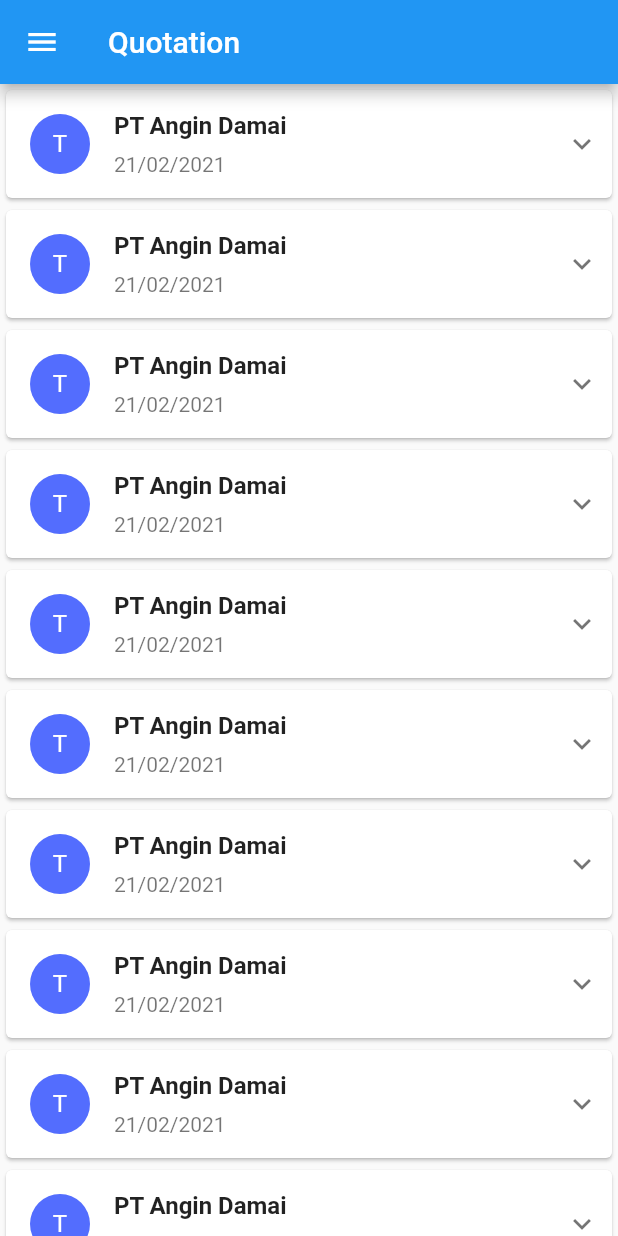
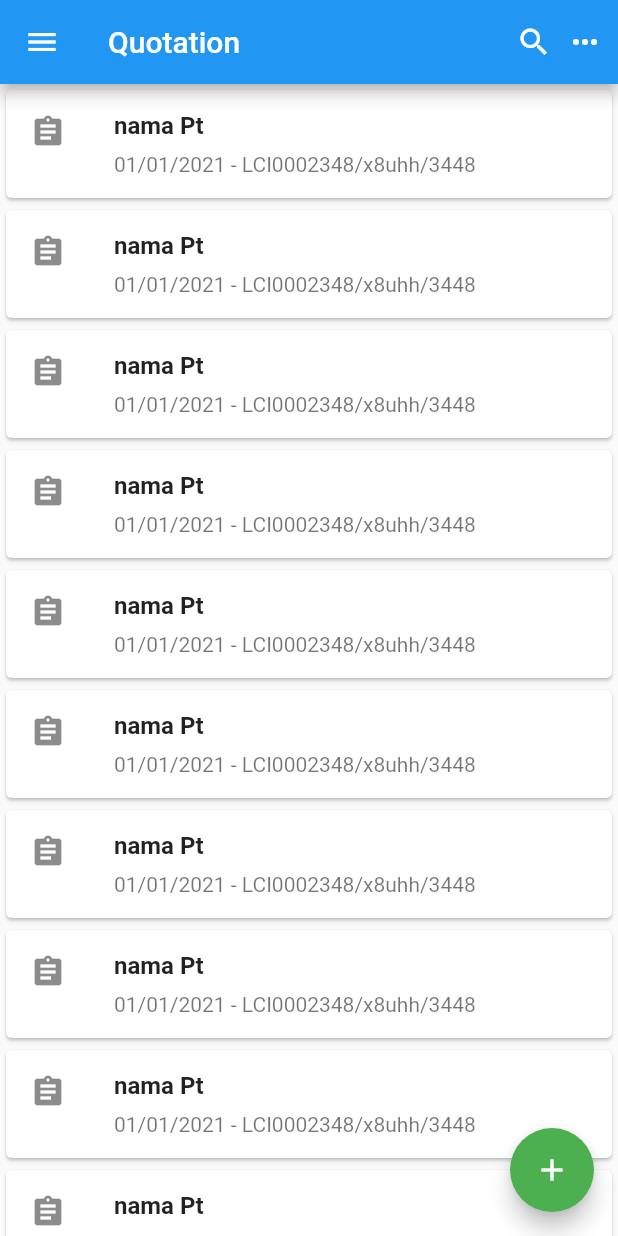
Before and after one commit to Saepulawr/ebilling-sofco-graha, a Flutter app: the Quotation screen opened directly, on a phone screen of 412 x 824 dp. Run offline on Flutter 3.47's test engine with Material 2 defaults, Android fonts, the phone set to English and light mode, and no system bars; drawn by our look-alikes of expandable, flutter_slidable; our stand-ins replace after_layout, dio, flutter_login, flutter_spinkit, flutter_zoom_drawer, liquid_pull_to_refresh and 1 more; missing offline and left inert: select_dialog; accounts and stored records are empty; network calls fail.

```diff
--- a/lib/module/drawer-menu/DrawerMenu.dart
+++ b/lib/module/drawer-menu/DrawerMenu.dart
@@ -16,7 +16,7 @@ class _DrawerMenuState extends State<DrawerMenu> {
   Widget build(BuildContext context) {
     int selectedIndexMenu =
         Provider.of<ProviderPublic>(context).selectedMenuIndex;
-    print(selectedIndexMenu);
+
     return Scaffold(
         body: Container(
       width: MediaQuery.of(context).size.width,
--- a/lib/module/quotation/widget/CardQuotationList.dart
+++ b/lib/module/quotation/widget/CardQuotationList.dart
@@ -16,51 +16,15 @@ class _CardQuotationListState extends State<CardQuotationList> {
       child: Slidable(
         actionPane: SlidableDrawerActionPane(),
         actionExtentRatio: 0.25,
-        child: ExpandablePanel(
-          theme: ExpandableThemeData(
-              headerAlignment: ExpandablePanelHeaderAlignment.center),
-          expanded: Container(
-            padding: EdgeInsets.only(left: 70),
-            child: Column(
-              crossAxisAlignment: CrossAxisAlignment.end,
-              children: [
-                itemIcon(
-                  icon: Icon(
-                    Icons.person,
-                    color: Colors.grey,
-                  ),
-                  label: "Pak Joko Surahman",
-                ),
-                itemIcon(
-                  icon: Icon(
-                    Icons.email,
-                    color: Colors.grey,
-                  ),
-                  label: "joko@angindamai.com",
-                ),
-                itemIcon(
-                  icon: Icon(
-                    Icons.phone,
-                    color: Colors.grey,
-                  ),
-                  label: "+62891111887887",
-                ),
-              ],
+        child: ListTile(
+            leading: Icon(
+              Icons.assignment,
             ),
-          ),
-          collapsed: Container(),
-          header: ListTile(
-            leading: CircleAvatar(
-              backgroundColor: Colors.indigoAccent,
-              child: Text('T'),
-              foregroundColor: Colors.white,
-            ),
+            onTap: () {},
             title: itemIcon(
-                label: "PT Angin Damai",
+                label: "nama Pt",
                 style: TextStyle(fontWeight: FontWeight.bold)),
-            subtitle: itemIcon(label: "21/02/2021"),
-          ),
-        ),
+            subtitle: itemIcon(label: "01/01/2021 - LCI0002348/x8uhh/3448")),
         secondaryActions: <Widget>[
           IconSlideAction(
             caption: 'Edit',
--- a/lib/routes.dart
+++ b/lib/routes.dart
@@ -1,10 +1,11 @@
 import 'package:e_billing/module/home/HomePage.dart';
 import 'package:e_billing/module/login/LoginPage.dart';
+import 'package:e_billing/module/quotation/QuotationAdd.dart';
 import 'package:flutter/material.dart';
 
 final Map<String, Widget Function(BuildContext)> routes = {
   "/": (context) => LoginPage(),
-  "/home": (context) => HomePage()
+  "/home": (context) => HomePage(),
 };
 
 enum RoutesName {
--- a/pubspec.yaml
+++ b/pubspec.yaml
@@ -40,6 +40,8 @@ dependencies:
   liquid_pull_to_refresh: ^3.0.0
   flutter_spinkit: ^5.0.0
   after_layout: ^1.1.0
+  adaptive_dialog: ^0.10.0+5
+  select_dialog: ^2.0.0
 dev_dependencies:
   flutter_test:
     sdk: flutter
```
Also changed, not shown: lib/module/quotation/Quotation.dart (+85 -0 lines), lib/module/quotation/QuotationAdd.dart (added, +20 -0 lines), pubspec.lock.
